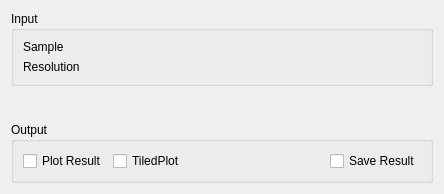
Qt form MantidQt/CustomInterfaces/inc/MantidQtCustomInterfaces/Indirect/Iqt.ui (mantidproject/mantid) before a commit.
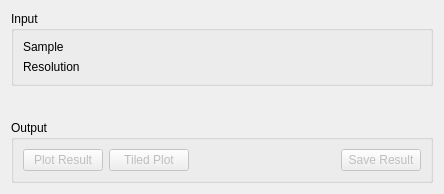
The same form after that commit. Custom widgets are drawn as their Qt base class.

Commit message:
I(Q, t) added push buttons for save and plot initially disabled
Refs #17022

What changed in the file:
```diff
--- a/MantidQt/CustomInterfaces/inc/MantidQtCustomInterfaces/Indirect/Iqt.ui
+++ b/MantidQt/CustomInterfaces/inc/MantidQtCustomInterfaces/Indirect/Iqt.ui
@@ -135,16 +135,22 @@
      </property>
      <layout class="QHBoxLayout" name="horizontalLayout_9">
       <item>
-       <widget class="QCheckBox" name="ckPlot">
+       <widget class="QPushButton" name="pbPlot">
+        <property name="enabled">
+         <bool>false</bool>
+        </property>
         <property name="text">
          <string>Plot Result</string>
         </property>
        </widget>
       </item>
       <item>
-        <widget class="QCheckBox" name="ckTile">
+       <widget class="QPushButton" name="pbTile">
+        <property name="enabled">
+         <bool>false</bool>
+        </property>
           <property name="text">
-            <string>TiledPlot</string>
+         <string>Tiled Plot</string>
           </property>
         </widget>
       </item>
@@ -162,7 +168,10 @@
        </spacer>
       </item>
       <item>
-       <widget class="QCheckBox" name="ckSave">
+       <widget class="QPushButton" name="pbSave">
+        <property name="enabled">
+         <bool>false</bool>
+        </property>
         <property name="text">
          <string>Save Result</string>
         </property>
```
Lines whose indentation alone changed are shown as unchanged.
